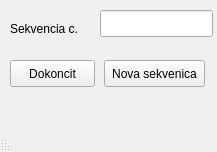
kasparj/Optimal-Q-GIS, file Database/sekvencie.ui: the form before one commit.
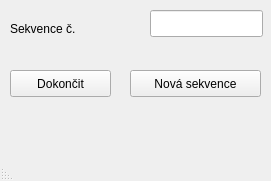
The form after the commit.

Commit message: upravy interface

What changed in the file:
```diff
--- a/Database/sekvencie.ui
+++ b/Database/sekvencie.ui
@@ -6,8 +6,8 @@
    <rect>
     <x>0</x>
     <y>0</y>
-    <width>217</width>
-    <height>152</height>
+    <width>271</width>
+    <height>181</height>
    </rect>
   </property>
   <property name="windowTitle">
@@ -20,7 +20,7 @@
    <widget class="QLineEdit" name="number">
     <property name="geometry">
      <rect>
-      <x>100</x>
+      <x>150</x>
       <y>10</y>
       <width>113</width>
       <height>27</height>
@@ -40,33 +40,33 @@
      </rect>
     </property>
     <property name="text">
-     <string>Sekvencia c.</string>
+     <string>Sekvence č.</string>
     </property>
    </widget>
    <widget class="QPushButton" name="finish">
     <property name="geometry">
      <rect>
       <x>10</x>
-      <y>60</y>
-      <width>85</width>
+      <y>70</y>
+      <width>101</width>
       <height>27</height>
      </rect>
     </property>
     <property name="text">
-     <string>Dokoncit</string>
+     <string>Dokončit</string>
     </property>
    </widget>
    <widget class="QPushButton" name="new_s">
     <property name="geometry">
      <rect>
-      <x>104</x>
-      <y>60</y>
-      <width>101</width>
+      <x>130</x>
+      <y>70</y>
+      <width>131</width>
       <height>27</height>
      </rect>
     </property>
     <property name="text">
-     <string>Nova sekvenica</string>
+     <string>Nová sekvence</string>
     </property>
    </widget>
   </widget>
```
Left out of the diff: 4 changed lines with no effect on the pictures. The commit also changes 3 other files.
